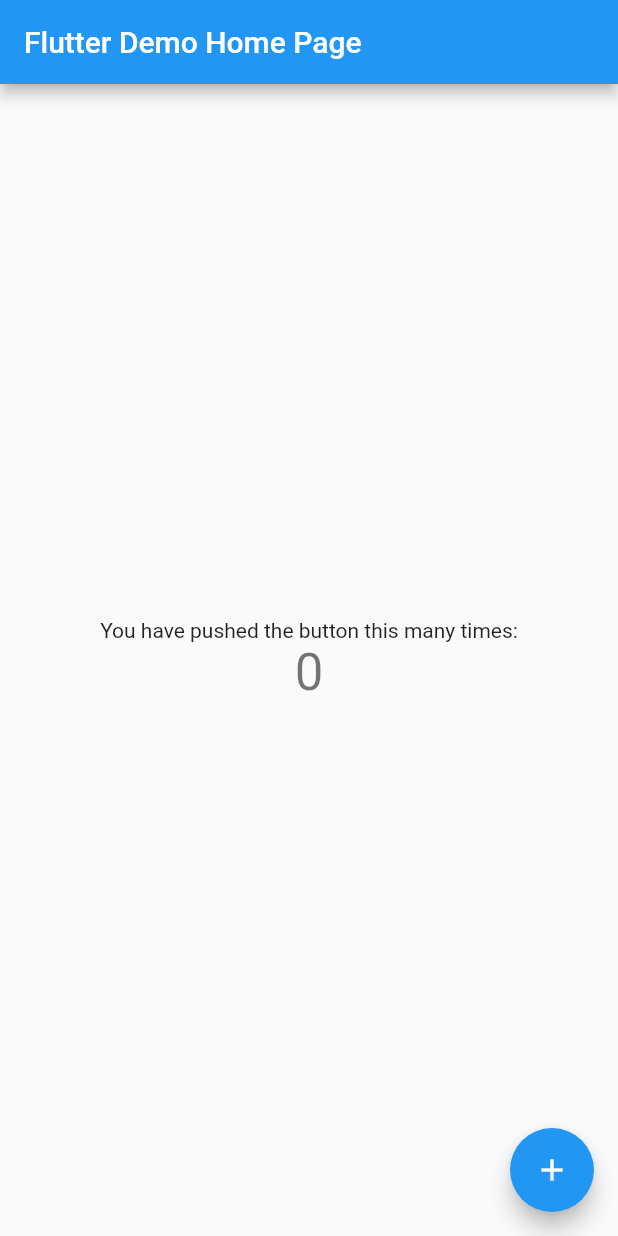
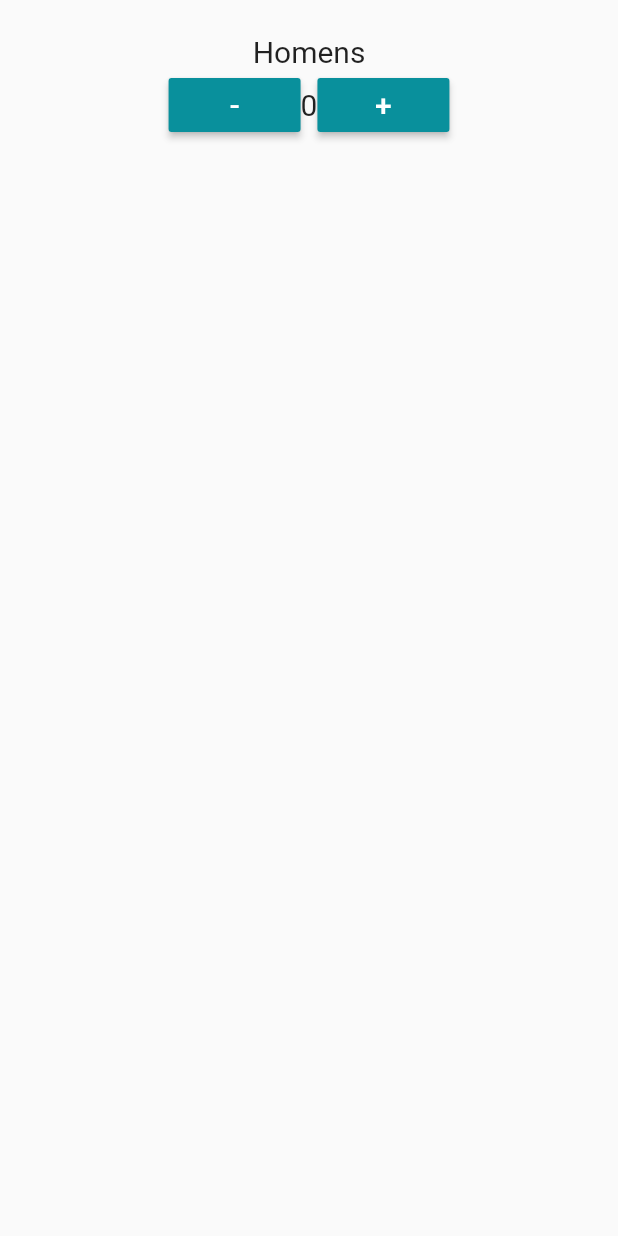
Before and after one commit to Mthws167/TargetControl, a Flutter app: the screen it shows after launch, on a phone screen of 412 x 824 dp. Run offline on Flutter 3.47's test engine with Material 2 defaults, Android fonts, the phone set to English and light mode, and no system bars.

Commit message:
Update main.dart

```diff
--- a/lib/main.dart
+++ b/lib/main.dart
@@ -1,115 +1,66 @@
 import 'package:flutter/material.dart';
 
 void main() {
-  runApp(const MyApp());
+  runApp(MaterialApp(
+    debugShowCheckedModeBanner: false,
+    title: "TargetControl",
+    home: TargetControl(),
+  ));
 }
 
-class MyApp extends StatelessWidget {
-  const MyApp({Key? key}) : super(key: key);
+class TargetControl extends StatefulWidget {
+  const TargetControl({Key? key}) : super(key: key);
 
-  // This widget is the root of your application.
+  @override
+  State<TargetControl> createState() => _TargetControlState();
+}
+
+class _TargetControlState extends State<TargetControl> {
   @override
   Widget build(BuildContext context) {
-    return MaterialApp(
-      title: 'Flutter Demo',
-      theme: ThemeData(
-        // This is the theme of your application.
-        //
-        // Try running your application with "flutter run". You'll see the
-        // application has a blue toolbar. Then, without quitting the app, try
-        // changing the primarySwatch below to Colors.green and then invoke
-        // "hot reload" (press "r" in the console where you ran "flutter run",
-        // or simply save your changes to "hot reload" in a Flutter IDE).
-        // Notice that the counter didn't reset back to zero; the application
-        // is not restarted.
-        primarySwatch: Colors.blue,
-      ),
-      home: const MyHomePage(title: 'Flutter Demo Home Page'),
-    );
-  }
-}
+    return Scaffold(
+      body: Container(
+        width: double.infinity,
+        child: Column(
+          mainAxisAlignment: MainAxisAlignment.start,
+          crossAxisAlignment: CrossAxisAlignment.center,
+          children: <Widget>[
+            Padding(padding: const EdgeInsets.only(top: 23),),
+            Text(
+              "Homens",
+              style: TextStyle(fontSize: 20),
+            ),
 
-class MyHomePage extends StatefulWidget {
-  const MyHomePage({Key? key, required this.title}) : super(key: key);
-
-  // This widget is the home page of your application. It is stateful, meaning
-  // that it has a State object (defined below) that contains fields that affect
-  // how it looks.
-
-  // This class is the configuration for the state. It holds the values (in this
-  // case the title) provided by the parent (in this case the App widget) and
-  // used by the build method of the State. Fields in a Widget subclass are
-  // always marked "final".
-
-  final String title;
-
-  @override
-  State<MyHomePage> createState() => _MyHomePageState();
-}
-
-class _MyHomePageState extends State<MyHomePage> {
-  int _counter = 0;
-
-  void _incrementCounter() {
-    setState(() {
-      // This call to setState tells the Flutter framework that something has
-      // changed in this State, which causes it to rerun the build method below
-      // so that the display can reflect the updated values. If we changed
-      // _counter without calling setState(), then the build method would not be
-      // called again, and so nothing would appear to happen.
-      _counter++;
-    });
-  }
-
-  @override
-  Widget build(BuildContext context) {
-    // This method is rerun every time setState is called, for instance as done
-    // by the _incrementCounter method above.
-    //
-    // The Flutter framework has been optimized to make rerunning build methods
-    // fast, so that you can just rebuild anything that needs updating rather
-    // than having to individually change instances of widgets.
-    return Scaffold(
-      appBar: AppBar(
-        // Here we take the value from the MyHomePage object that was created by
-        // the App.build method, and use it to set our appbar title.
-        title: Text(widget.title),
-      ),
-      body: Center(
-        // Center is a layout widget. It takes a single child and positions it
-        // in the middle of the parent.
-        child: Column(
-          // Column is also a layout widget. It takes a list of children and
-          // arranges them vertically. By default, it sizes itself to fit its
-          // children horizontally, and tries to be as tall as its parent.
-          //
-          // Invoke "debug painting" (press "p" in the console, choose the
-          // "Toggle Debug Paint" action from the Flutter Inspector in Android
-          // Studio, or the "Toggle Debug Paint" command in Visual Studio Code)
-          // to see the wireframe for each widget.
-          //
-          // Column has various properties to control how it sizes itself and
-          // how it positions its children. Here we use mainAxisAlignment to
-          // center the children vertically; the main axis here is the vertical
-          // axis because Columns are vertical (the cross axis would be
-          // horizontal).
-          mainAxisAlignment: MainAxisAlignment.center,
-          children: <Widget>[
-            const Text(
-              'You have pushed the button this many times:',
-            ),
-            Text(
-              '$_counter',
-              style: Theme.of(context).textTheme.headline4,
+            Row(
+              mainAxisAlignment: MainAxisAlignment.center,
+              children: [
+                RaisedButton(
+                  child: Text(
+                    "-",
+                    style: TextStyle(fontSize: 20),
+                  ),
+                  textColor: Colors.white,
+                  onPressed: () {},
+                  color: Color.fromARGB(255, 9, 144, 156),
+                ),
+                Text(
+                  "0",
+                  style: TextStyle(fontSize: 20),
+                ),
+                RaisedButton(
+                  child: Text(
+                    "+",
+                    style: TextStyle(fontSize: 20),
+                  ),
+                  textColor: Colors.white,
+                  onPressed: () {},
+                  color: Color.fromARGB(255, 9, 144, 156),
+                ),
+              ],
             ),
           ],
         ),
       ),
-      floatingActionButton: FloatingActionButton(
-        onPressed: _incrementCounter,
-        tooltip: 'Increment',
-        child: const Icon(Icons.add),
-      ), // This trailing comma makes auto-formatting nicer for build methods.
     );
   }
 }
```
